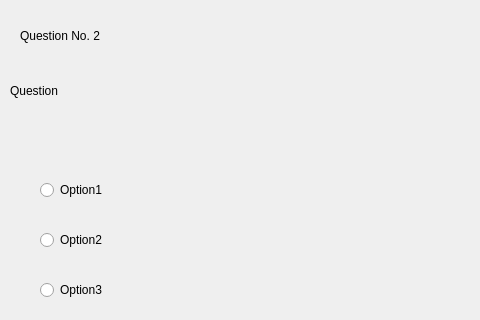
The window that UI files/take test all other questions.ui (tikna1234/minor-project) describes before a commit, drawn with Qt 5; both pictures show x 0 to 480 and y 0 to 320 of the 800 by 600 pixel window.
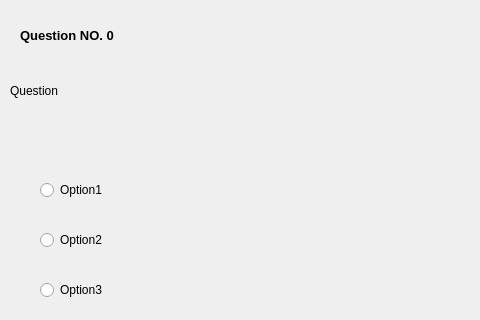
The same window after the commit.

```diff
--- a/UI files/take test all other questions.ui
+++ b/UI files/take test all other questions.ui
@@ -75,8 +75,15 @@
       <height>31</height>
      </rect>
     </property>
+    <property name="font">
+     <font>
+      <pointsize>10</pointsize>
+      <weight>75</weight>
+      <bold>true</bold>
+     </font>
+    </property>
     <property name="text">
-     <string>Question No. 2</string>
+     <string>Question NO. 0</string>
     </property>
    </widget>
    <widget class="QPushButton" name="pushButton_2">
```
Left out of the diff: 38 changed lines with no effect on the pictures.
